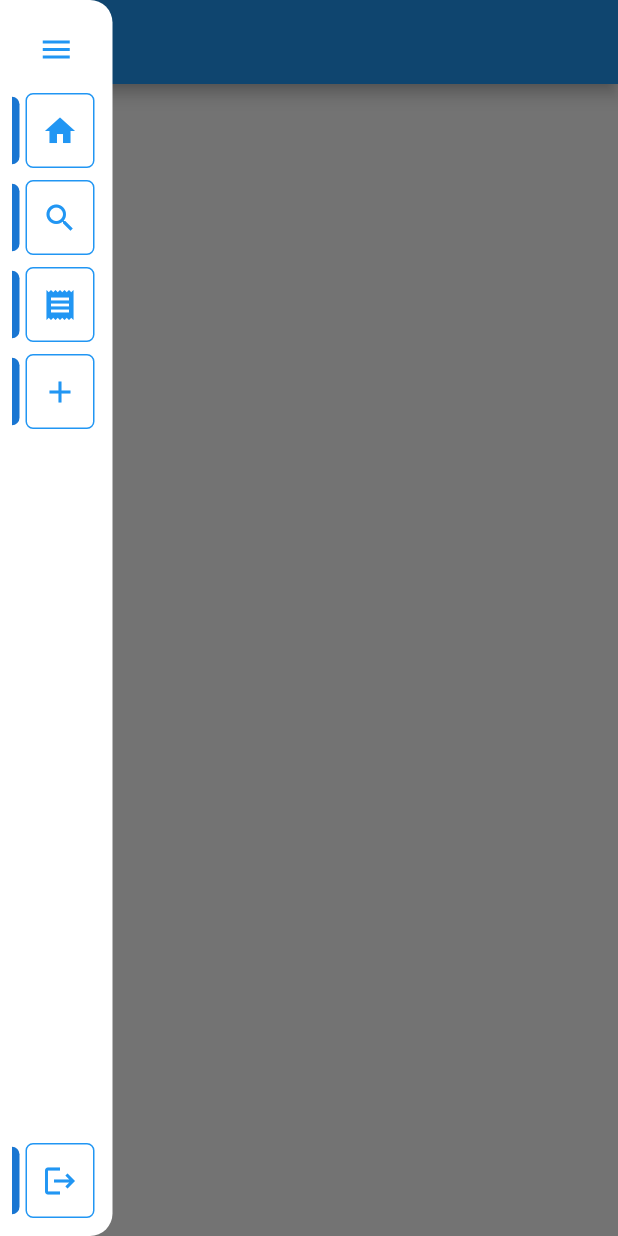
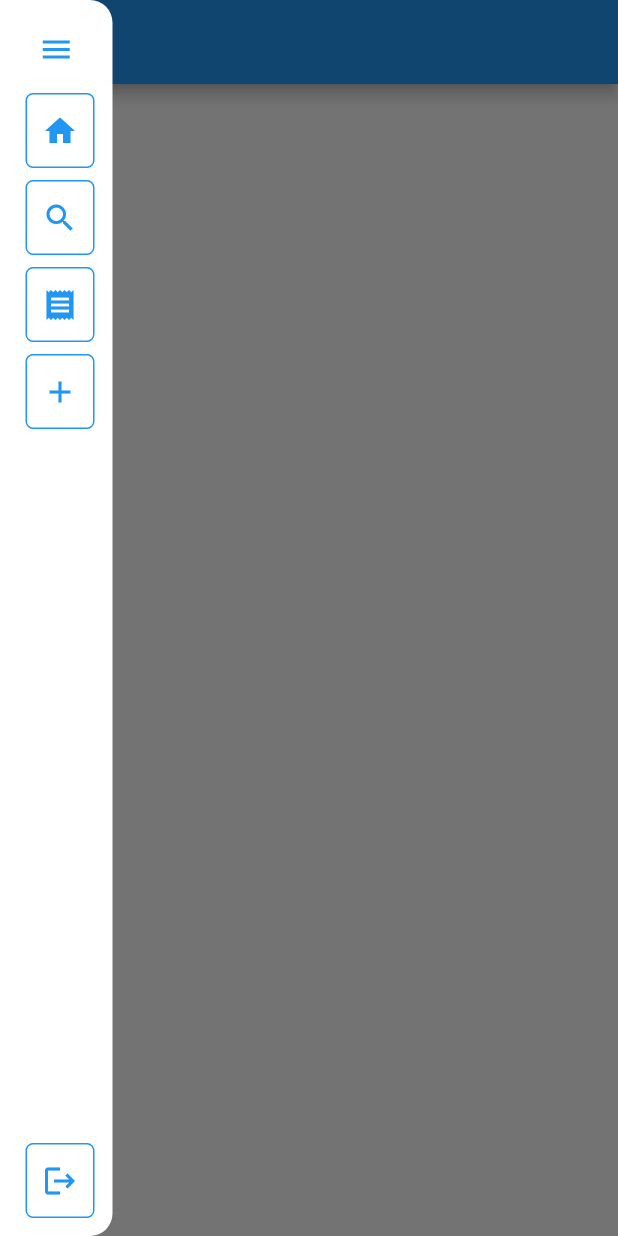
Before and after one commit to Hamza-Shewa/shewa_ui_kit, a Flutter app: the screen it shows after launch, with the side drawer open, on a phone screen of 412 x 824 dp. Run offline on Flutter 3.47's test engine with Material 2 defaults, Android fonts, the phone set to English and light mode, and no system bars; our stand-ins replace cached_network_image; missing offline and left inert: shared_preferences_web.

Commit message:
Update shewa_drawer.dart

```diff
--- a/lib/drawer/elements/shewa_drawer.dart
+++ b/lib/drawer/elements/shewa_drawer.dart
@@ -181,6 +181,7 @@ class ShewaDrawerState extends State<ShewaDrawer>
                       icon: AnimatedIcon(
                         progress: a,
                         icon: widget.icon,
+                        color: Theme.of(context).primaryColor,
                       ),
                     ),
                   ],
@@ -228,7 +229,7 @@ class ShewaDrawerState extends State<ShewaDrawer>
           height: 45,
           width: 5,
           decoration: BoxDecoration(
-            color: value.barColor ?? Theme.of(context).primaryColorDark,
+            color: value.barColor ?? Theme.of(context).backgroundColor,
             borderRadius: widget.endDrawer == true
                 ? widget.textDirection == TextDirection.ltr
                     ? const BorderRadius.only(
```
